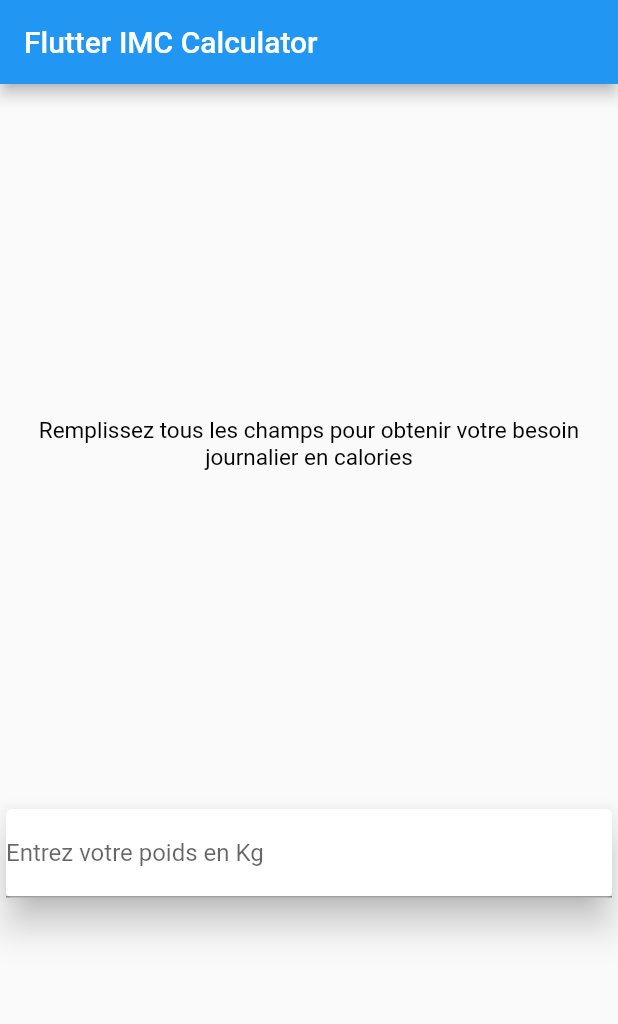
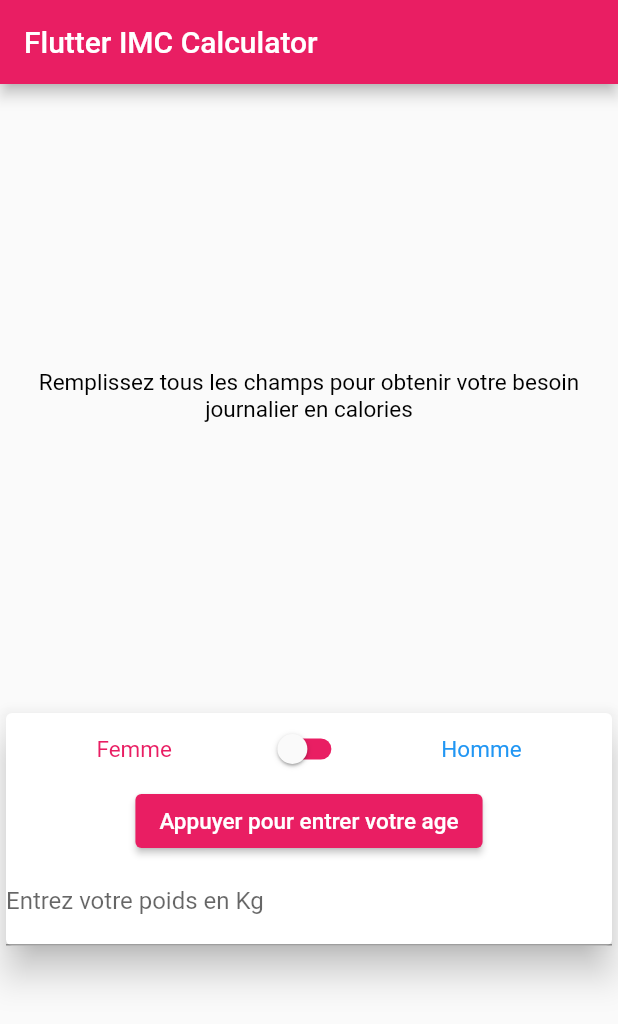
Before and after one commit to thibault60000/flutter-imc-calculator, a Flutter app: the screen it shows after launch, on a phone screen of 412 x 824 dp. Shown: the top 1024 px of the screen. Run offline on Flutter 3.47's test engine with Material 2 defaults, Android fonts, the phone set to English and light mode, and no system bars.

Commit message:
Add datepicker and global nav main color

```diff
--- a/lib/main.dart
+++ b/lib/main.dart
@@ -1,4 +1,5 @@
 import 'package:flutter/material.dart';
+import 'dart:async';
 
 void main() {
   runApp(const MyApp());
@@ -30,6 +31,8 @@ class MyHomePage extends StatefulWidget {
 
 class _MyHomePageState extends State<MyHomePage> {
   late double weight;
+  late double age = 0;
+  bool gender = false;
 
   @override
   Widget build(BuildContext context) {
@@ -38,6 +41,7 @@ class _MyHomePageState extends State<MyHomePage> {
         child: Scaffold(
             appBar: AppBar(
               title: Text(widget.title),
+              backgroundColor: setMainColor(),
             ),
             body: Center(
                 child: Column(
@@ -49,6 +53,33 @@ class _MyHomePageState extends State<MyHomePage> {
                       elevation: 10.0,
                       child: Column(
                         children: [
+                          Row(
+                              mainAxisAlignment: MainAxisAlignment.spaceEvenly,
+                              children: [
+                                customText("Femme", color: Colors.pink),
+                                Switch(
+                                    value: gender,
+                                    inactiveTrackColor: Colors.pink,
+                                    activeColor: Colors.blue,
+                                    onChanged: (bool b) {
+                                      setState(() {
+                                        gender = b;
+                                      });
+                                    }),
+                                customText("Homme", color: Colors.blue)
+                              ]),
+                          ElevatedButton(
+                              onPressed: () {
+                                displayDatePicker();
+                              },
+                              style: ElevatedButton.styleFrom(
+                                  backgroundColor: setMainColor(),
+                                  foregroundColor: Colors.white),
+                              child: customText(
+                                  (age == 0)
+                                      ? "Appuyer pour entrer votre age"
+                                      : "Votre age est de ${age.toInt()} ans",
+                                  color: Colors.white)),
                           TextField(
                             keyboardType: TextInputType.number,
                             onChanged: (String text) {
@@ -64,6 +95,30 @@ class _MyHomePageState extends State<MyHomePage> {
                 ]))));
   }
 
+  Future<void> displayDatePicker() async {
+    DateTime? choice = await showDatePicker(
+        context: context,
+        initialDatePickerMode: DatePickerMode.year,
+        initialDate: DateTime.now(),
+        firstDate: DateTime(1900),
+        lastDate: DateTime.now());
+
+    if (choice != null) {
+      var diffInDays = DateTime.now().difference(choice).inDays;
+      var years = (diffInDays / 365);
+      setState(() {
+        age = years;
+      });
+    }
+  }
+
+  Color setMainColor() {
+    if (gender) {
+      return Colors.blue;
+    }
+    return Colors.pink;
+  }
+
   Text customText(String text, {color = Colors.black, fontSize = 15.0}) {
     return Text(text,
         textAlign: TextAlign.center,
```
